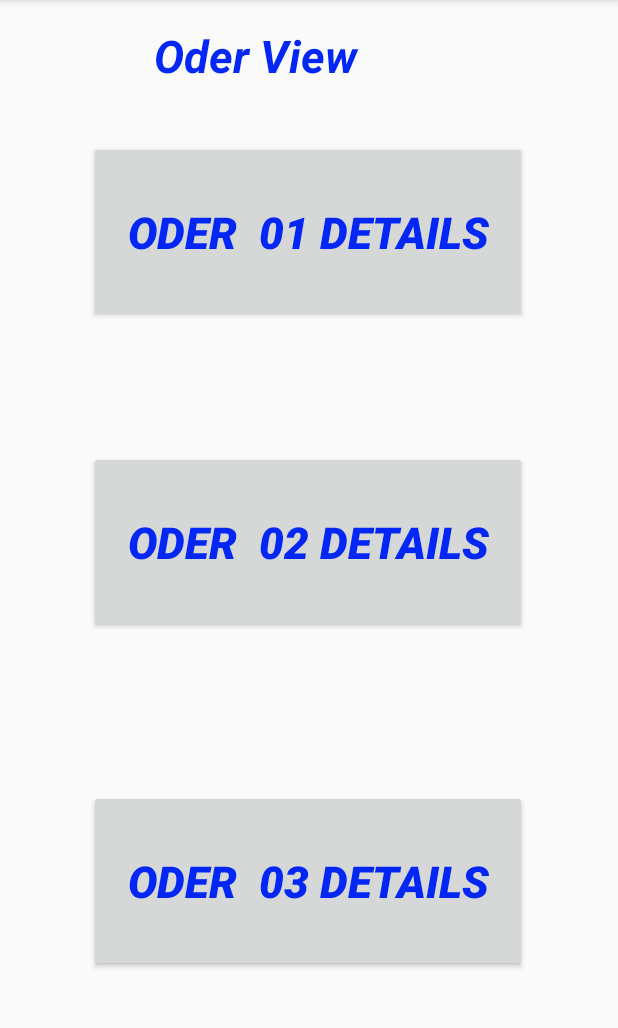
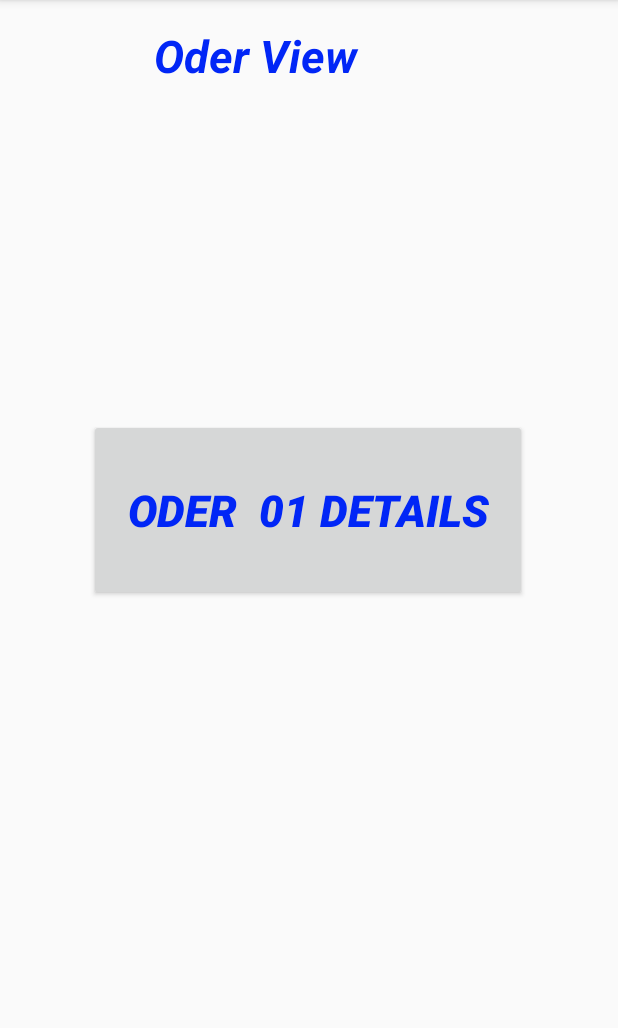
Before and after one commit to nilanmeegoda99/Android-Firebase-CRUD-WeRentApp-MAD, an Android app: the Viw_oder screen opened directly, with no data from a screen before it, on a phone screen of 412 x 824 dp, the part 84-1112 px from its top. Run offline under Robolectric (Android 15) with nearby library versions, the phone set to English and light mode, and no system bars.

Commit message:
update to code

```diff
--- a/app/src/main/java/com/example/werentapplication/Order1.java
+++ b/app/src/main/java/com/example/werentapplication/Order1.java
@@ -35,7 +35,7 @@ public class Order1 extends AppCompatActivity {
         et05 = findViewById(R.id.et05);
 
 
-        DatabaseReference dbView = FirebaseDatabase.getInstance().getReference().child("orderNew").child("order1");
+        DatabaseReference dbView = FirebaseDatabase.getInstance().getReference().child("orderNew").child("data1");
 
         dbView.addListenerForSingleValueEvent(new ValueEventListener() {
             @Override
--- a/app/src/main/java/com/example/werentapplication/Viw_oder.java
+++ b/app/src/main/java/com/example/werentapplication/Viw_oder.java
@@ -26,24 +26,6 @@ public class Viw_oder extends AppCompatActivity {
         });
 
 
-        Button order2 = findViewById(R.id.order2);
-        order2.setOnClickListener(new View.OnClickListener() {
-            @Override
-            public void onClick(View v) {
-                Intent in = new Intent(Viw_oder.this, Order2.class);
-                startActivity(in);
-            }
-        });
 
-
-    final Button oder_3 = findViewById(R.id.order3);
-        oder_3.setOnClickListener(new View.OnClickListener() {
-        @Override
-        public void onClick (View v){
-        Intent in = new Intent(Viw_oder.this, Oder_3.class);
-        startActivity(in);
-
-        }
-        });
     }
 }
--- a/app/src/main/res/layout/activity_oder_3.xml
+++ b/app/src/main/res/layout/activity_oder_3.xml
@@ -87,7 +87,7 @@
         android:id="@+id/textView7"
         android:layout_width="209dp"
         android:layout_height="64dp"
-        android:text="Add a Sample Oder"
+        android:text="Add a oder 3"
         android:textColor="#0228FB"
         android:textSize="24sp"
         android:textStyle="bold|italic"
--- a/app/src/main/res/layout/activity_order1.xml
+++ b/app/src/main/res/layout/activity_order1.xml
@@ -88,7 +88,7 @@
         android:id="@+id/textView7"
         android:layout_width="209dp"
         android:layout_height="64dp"
-        android:text="Add a Sample Oder"
+        android:text="Add a Oder 02"
         android:textColor="#0228FB"
         android:textSize="24sp"
         android:textStyle="bold|italic"
--- a/app/src/main/res/layout/activity_sample_order_new.xml
+++ b/app/src/main/res/layout/activity_sample_order_new.xml
@@ -105,10 +105,10 @@
         android:textColor="#0126F6"
         app:layout_constraintBottom_toBottomOf="parent"
         app:layout_constraintEnd_toEndOf="parent"
-        app:layout_constraintHorizontal_bias="0.148"
+        app:layout_constraintHorizontal_bias="0.0"
         app:layout_constraintStart_toStartOf="parent"
         app:layout_constraintTop_toTopOf="parent"
-        app:layout_constraintVertical_bias="0.941" />
+        app:layout_constraintVertical_bias="0.955" />
 
     <EditText
         android:id="@+id/et01"
--- a/app/src/main/res/layout/activity_viw_oder.xml
+++ b/app/src/main/res/layout/activity_viw_oder.xml
@@ -19,37 +19,7 @@
         app:layout_constraintHorizontal_bias="0.495"
         app:layout_constraintStart_toStartOf="parent"
         app:layout_constraintTop_toTopOf="parent"
-        app:layout_constraintVertical_bias="0.145" />
-
-    <Button
-        android:id="@+id/order3"
-        android:layout_width="292dp"
-        android:layout_height="121dp"
-        android:text="Oder  03 Details"
-        android:textColor="#0126F6"
-        android:textSize="29sp"
-        android:textStyle="bold|italic"
-        app:layout_constraintBottom_toBottomOf="parent"
-        app:layout_constraintEnd_toEndOf="parent"
-        app:layout_constraintHorizontal_bias="0.495"
-        app:layout_constraintStart_toStartOf="parent"
-        app:layout_constraintTop_toTopOf="parent"
-        app:layout_constraintVertical_bias="0.814" />
-
-    <Button
-        android:id="@+id/order2"
-        android:layout_width="292dp"
-        android:layout_height="121dp"
-        android:text="Oder  02 Details"
-        android:textColor="#0126F6"
-        android:textSize="29sp"
-        android:textStyle="bold|italic"
-        app:layout_constraintBottom_toBottomOf="parent"
-        app:layout_constraintEnd_toEndOf="parent"
-        app:layout_constraintHorizontal_bias="0.495"
-        app:layout_constraintStart_toStartOf="parent"
-        app:layout_constraintTop_toTopOf="parent"
-        app:layout_constraintVertical_bias="0.465" />
+        app:layout_constraintVertical_bias="0.432" />
 
     <TextView
         android:id="@+id/textView14"
```
Also changed, not shown: app/src/main/java/com/example/werentapplication/S_od.java (+6 -1 lines), app/src/main/java/com/example/werentapplication/sample_order_new.java (+9 -2 lines).
